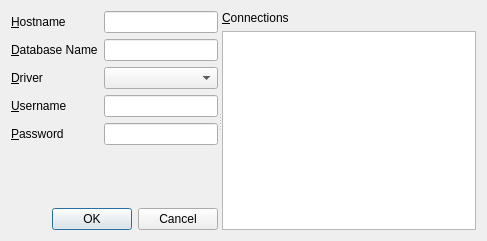
Before: the Qt Designer form ui/connectiondialog.ui in kandalf/migraine, drawn with Qt 5.
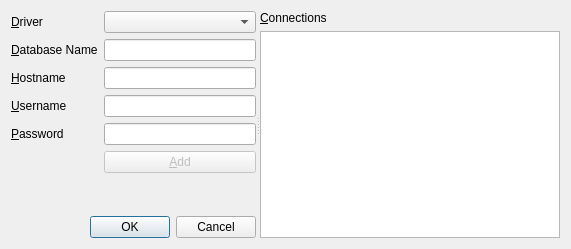
After: the same form once the commit is applied.

Commit message: Some minor modifications to connections dialog

The edit to the form file:
```diff
--- a/ui/connectiondialog.ui
+++ b/ui/connectiondialog.ui
@@ -5,8 +5,8 @@
    <rect>
     <x>0</x>
     <y>0</y>
-    <width>487</width>
-    <height>241</height>
+    <width>571</width>
+    <height>249</height>
    </rect>
   </property>
   <property name="windowTitle" >
@@ -22,10 +22,13 @@
       <layout class="QVBoxLayout" name="verticalLayout_2" >
        <item>
         <layout class="QFormLayout" name="formLayout" >
+         <property name="fieldGrowthPolicy" >
+          <enum>QFormLayout::AllNonFixedFieldsGrow</enum>
+         </property>
          <item row="0" column="0" >
-          <widget class="QLabel" name="label_2" >
+          <widget class="QLabel" name="label" >
            <property name="text" >
-            <string>&amp;Hostname</string>
+            <string>&amp;Driver</string>
            </property>
            <property name="buddy" >
             <cstring>hostLineEdit</cstring>
@@ -33,7 +36,7 @@
           </widget>
          </item>
          <item row="0" column="1" >
-          <widget class="QLineEdit" name="hostLineEdit" />
+          <widget class="QComboBox" name="driversComboBox" />
          </item>
          <item row="1" column="0" >
           <widget class="QLabel" name="label_3" >
@@ -49,9 +52,9 @@
           <widget class="QLineEdit" name="databaseLineEdit" />
          </item>
          <item row="2" column="0" >
-          <widget class="QLabel" name="label" >
+          <widget class="QLabel" name="label_2" >
            <property name="text" >
-            <string>&amp;Driver</string>
+            <string>&amp;Hostname</string>
            </property>
            <property name="buddy" >
             <cstring>driversComboBox</cstring>
@@ -59,7 +62,7 @@
           </widget>
          </item>
          <item row="2" column="1" >
-          <widget class="QComboBox" name="driversComboBox" />
+          <widget class="QLineEdit" name="hostLineEdit" />
          </item>
          <item row="3" column="0" >
           <widget class="QLabel" name="label_4" >
@@ -87,6 +90,16 @@
          <item row="4" column="1" >
           <widget class="QLineEdit" name="passwordLineEdit" />
          </item>
+         <item row="5" column="1" >
+          <widget class="QPushButton" name="addConnectionButton" >
+           <property name="enabled" >
+            <bool>false</bool>
+           </property>
+           <property name="text" >
+            <string>&amp;Add</string>
+           </property>
+          </widget>
+         </item>
         </layout>
        </item>
        <item>
@@ -114,7 +127,7 @@
        </item>
       </layout>
      </widget>
-     <widget class="QWidget" name="" >
+     <widget class="QWidget" name="layoutWidget" >
       <layout class="QVBoxLayout" name="verticalLayout" >
        <item>
         <widget class="QLabel" name="label_6" >
```
Left out of the diff: 104 changed lines with no effect on the pictures. The commit also changes 7 other files.
